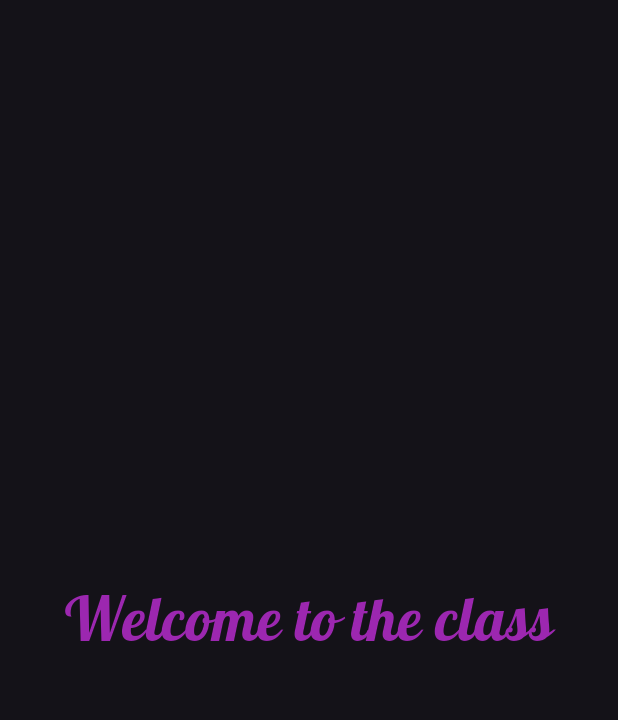
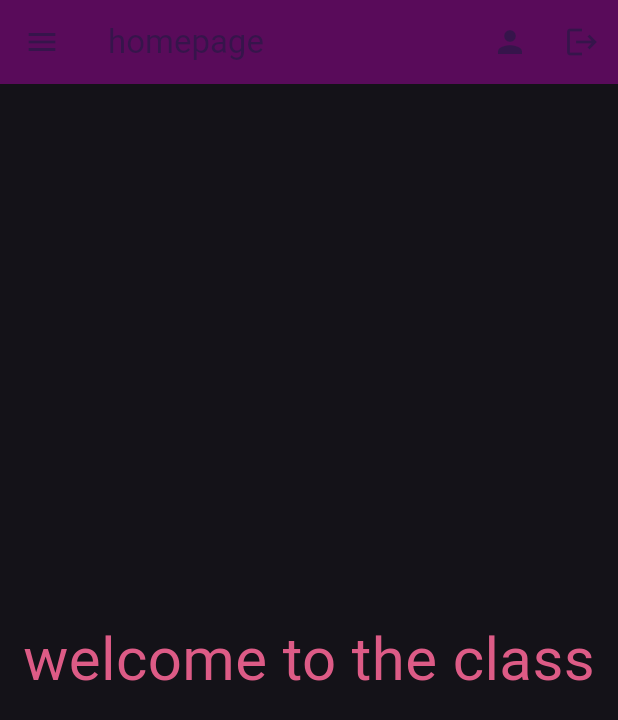
Before and after one commit to farhanasaba/flutter-assignment, a Flutter app: the screen it shows after launch, on a phone screen of 412 x 824 dp. Shown: the top 720 px of the screen. Run offline on Flutter 3.47's test engine with Material 3 defaults, Android fonts, the phone set to English and light mode, and no system bars.

Commit message:
first commit

```diff
--- a/lib/home_page.dart
+++ b/lib/home_page.dart
@@ -1,5 +1,4 @@
 import 'package:flutter/material.dart';
-import 'package:google_fonts/google_fonts.dart';
 
 class HomePage extends StatelessWidget {
   const HomePage({super.key});
@@ -7,12 +6,55 @@ class HomePage extends StatelessWidget {
   @override
   Widget build(BuildContext context) {
     return Scaffold(
+      appBar: AppBar(
+        title: Text("homepage"),
+        backgroundColor: const Color.fromARGB(255, 89, 11, 90),
+        foregroundColor: const Color.fromARGB(109, 7, 33, 54),
+        //leading: Icon(Icons.home),
+        actions: [
+          IconButton(onPressed: () {}, icon: Icon(Icons.person)),
+          IconButton(onPressed: () {}, icon: Icon(Icons.logout)),
+        ],
+      ),
+      //appbar
+
+      drawer: Drawer(
+        child: Column(
+          children: [
+            UserAccountsDrawerHeader(
+              accountName: Text("Name"),
+              accountEmail: Text("Email"),
+            ),
+
+            ListTile(
+              leading: Icon(Icons.settings),
+              hoverColor: const Color.fromARGB(255, 59, 171, 228),
+              title: Text("homepage"),
+              onTap: () {},
+            ),
+            Divider(),
+            ListTile(
+              leading: Icon(Icons.settings),
+              hoverColor: const Color.fromARGB(255, 140, 189, 214),
+              title: Text("location"),
+              onTap: () {},
+            ),
+            Spacer(),
+            ListTile(
+              leading: Icon(Icons.person),
+              trailing: IconButton(onPressed: () {}, icon: Icon(Icons.logout)),
+              hoverColor: const Color.fromARGB(255, 104, 182, 221),
+              title: Text("profile"),
+            ),
+          ],
+        ),
+      ),
       body: Center(
         child: Text(
-          "Welcome to the class",
-          style: GoogleFonts.lobster(
+          "welcome to the class",
+          style: TextStyle(
             fontSize: 40,
-            color: Colors.purple,
+            color: const Color.fromARGB(255, 221, 91, 134),
           ),
         ),
       ),
```
